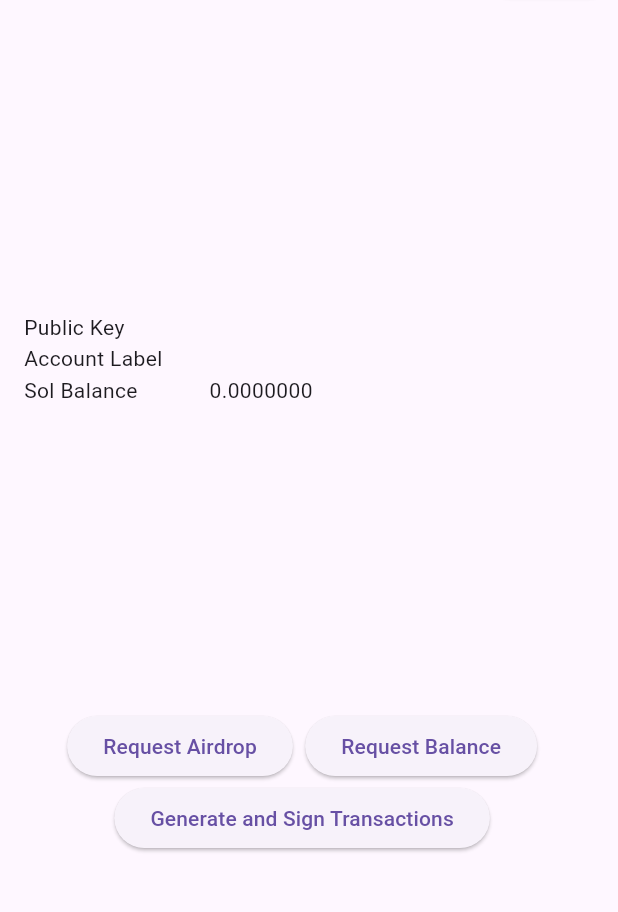
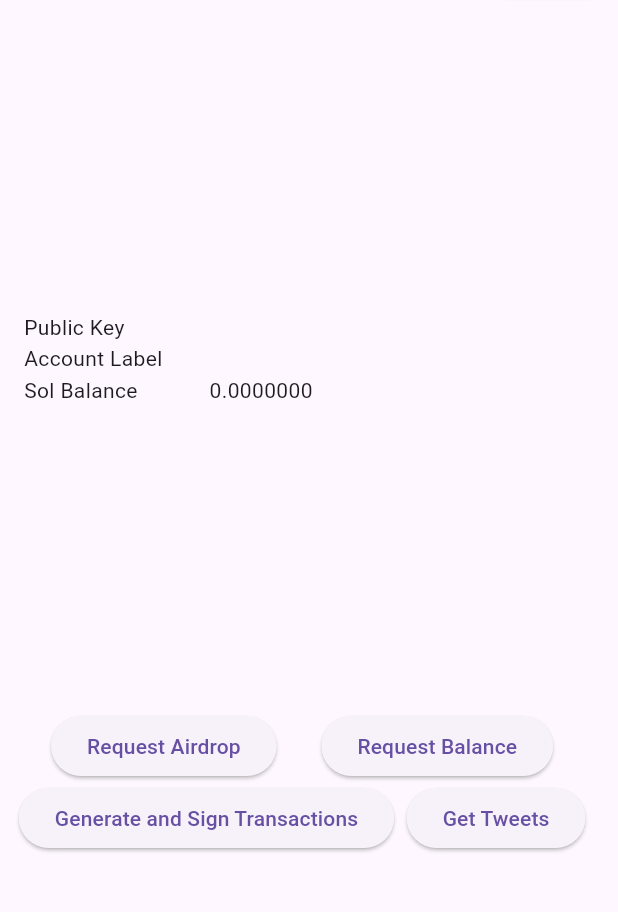
Before and after one commit to violekdev/solana_app, a Flutter app: the screen it shows after launch, after a tap on "Generate and Sign Transactions", on a phone screen of 412 x 824 dp, the part 77-989 px from its top. Run offline on Flutter 3.47's test engine with Material 3 defaults, Android fonts, the light colour scheme and no system bars; our stand-ins replace bloc, flutter_bloc, image_picker; missing offline and left inert: solana, solana_mobile_client; generated files the repository leaves out were written again.

Commit message:
Update home.dart

```diff
--- a/lib/home/view/home.dart
+++ b/lib/home/view/home.dart
@@ -4,7 +4,10 @@ import 'package:flutter/material.dart';
 import 'package:solana/base58.dart';
 import 'package:solana/encoder.dart';
 import 'package:solana/solana.dart';
+import 'package:solana_app/home/src/api.dart';
 import 'package:solana_mobile_client/solana_mobile_client.dart';
+
+Workspace workspace = Workspace();
 
 class SolanaHomeView extends StatefulWidget {
   const SolanaHomeView({super.key});
@@ -29,9 +32,9 @@ class _SolanaHomeViewState extends State<SolanaHomeView> {
     (() async {
       _result = null;
       if (!await LocalAssociationScenario.isAvailable()) {
-        print('No MWA Compatible wallet available; please install a wallet');
+        debugPrint('No MWA Compatible wallet available; please install a wallet');
       } else {
-        print('FOUND MWA WALLET');
+        debugPrint('FOUND MWA WALLET');
         await authorizeUser();
         await getSOLBalance();
       }
@@ -139,9 +142,9 @@ class _SolanaHomeViewState extends State<SolanaHomeView> {
     localScenario.startActivityForResult(null).ignore();
     final client = await localScenario.start();
     final reAuth = await client.reauthorize(
-      identityUri: Uri.parse('https://solana.com'),
+      identityUri: Uri.parse('https://solana.apmink.com'),
       iconUri: Uri.parse('favicon.ico'),
-      identityName: 'Solana',
+      identityName: 'Solana App by Apmink',
       authToken: _result!.authToken,
     );
 
@@ -177,9 +180,17 @@ class _SolanaHomeViewState extends State<SolanaHomeView> {
 
       await localScenario.close();
 
-      print(
+      debugPrint(
         'TRANSACTION SIGNATURE: https://solscan.io/tx/${base58encode(result.signatures[0])}?cluster=devnet',
       );
+    }
+  }
+
+  Future<void> getTweetsFromWorkspace() async {
+    try {
+      await workspace.getTweet(solanaClient, _result!);
+    } catch (e) {
+      debugPrint('$e');
     }
   }
 
@@ -247,6 +258,10 @@ class _SolanaHomeViewState extends State<SolanaHomeView> {
                   onPressed: generateAndSignTransaction,
                   child: const Text('Generate and Sign Transactions'),
                 ),
+                ElevatedButton(
+                  onPressed: getTweetsFromWorkspace,
+                  child: const Text('Get Tweets'),
+                ),
                 // if (_result != null) ElevatedButton(
                 //   onPressed:() => workspace.getTweet(solanaClient, _result!),
                 //   child: const Text('Get Tweet'),
@@ -261,99 +276,96 @@ class _SolanaHomeViewState extends State<SolanaHomeView> {
   }
 }
 
-// ElevatedButton(
-//                 onPressed: () async {
-//                   /// step 1
-//                   final localScenario = await LocalAssociationScenario.create();
+// class GetMintDataFormWidget extends StatefulWidget {
+//   const GetMintDataFormWidget({
+//     required this.client,
+//     required this.result,
+//     required this.solanaClient,
+//     super.key,
+//   });
 
-//                   /// step 2
-//                   localScenario.startActivityForResult(null).ignore();
+//   final AuthorizationResult result;
+//   final MobileWalletAdapterClient client;
+//   final SolanaClient solanaClient;
 
-//                   /// step 3
-//                   final client = await localScenario.start();
+//   @override
+//   State<GetMintDataFormWidget> createState() => _GetMintDataFormWidgetState();
+// }
 
-//                   /// step 4
-//                   final result = await client.authorize(
-//                     identityUri: Uri.parse('https://solana.com'),
-//                     iconUri: Uri.parse('favicon.ico'),
-//                     identityName: 'Solana',
-//                     cluster: 'devnet',
-//                   );
+// class _GetMintDataFormWidgetState extends State<GetMintDataFormWidget> {
+//   final int lamportsPerSol = 1000000000;
+//   Uint8List pickedImageFile = Uint8List(0);
 
-//                   /// step 5
-//                   await localScenario.close();
+//   String mintData = '';
 
-//                   setState(() {
-//                     _result = result;
-//                   });
-//                 },
-//                 child: const Text('Authorize'),
-//               ),
-//               ElevatedButton(
-//                 onPressed: () async {
-//                   try {
-//                     await solanaClient.requestAirdrop(
-//                       /// Ed25519HDPublicKey is the main class that represents public
-//                       /// key in the solana dart library
-//                       address: Ed25519HDPublicKey(
-//                         _result!.publicKey.toList(),
-//                       ),
-//                       lamports: 1 * lamportsPerSol,
-//                     );
-//                   } catch (e) {
-//                     print('$e');
-//                   }
-//                 },
-//                 child: const Text('Request Airdrop'),
-//               ),
-//               ElevatedButton(
-//                 onPressed: () async {
-//                   final localScenario = await LocalAssociationScenario.create();
-//                   localScenario.startActivityForResult(null).ignore();
-//                   final client = await localScenario.start();
-//                   final reAuth = await client.reauthorize(
-//                     identityUri: Uri.parse('https://solana.com'),
-//                     iconUri: Uri.parse('favicon.ico'),
-//                     identityName: 'Solana',
-//                     authToken: _result!.authToken,
-//                   );
+//   TextEditingController addressController = TextEditingController();
 
-//                   if (reAuth != null) {
-//                     /// create Memo Program Transaction
-//                     final instruction = MemoInstruction(
-//                       signers: [Ed25519HDPublicKey(_result!.publicKey.toList())],
-//                       memo: 'Example memo',
-//                     );
+//   final _formKey = GlobalKey<FormState>();
 
-//                     final signature = Signature(
-//                       List.filled(64, 0),
-//                       publicKey: Ed25519HDPublicKey(
-//                         _result!.publicKey.toList(),
-//                       ),
-//                     );
+//   @override
+//   void dispose() {
+//     addressController.dispose();
+//     super.dispose();
+//   }
 
-//                     final blockhash = await solanaClient.rpcClient.getLatestBlockhash().then((it) => it.value.blockhash);
+//   void onSubmit() {
+//     if (_formKey.currentState!.validate()) {
+//       getMintData();
+//     }
+//   }
 
-//                     final txn = SignedTx(
-//                       signatures: [signature],
-//                       compiledMessage: Message.only(instruction).compile(
-//                         recentBlockhash: blockhash,
-//                         feePayer: Ed25519HDPublicKey(
-//                           _result!.publicKey.toList(),
-//                         ),
-//                       ),
-//                     );
+//   Future<void> getMintData() async {
+//     try {
+//       // final localScenario = await LocalAssociationScenario.create();
+//       // localScenario.startActivityForResult(null).ignore();
+//       // final client = await localScenario.start();
+//       // final reAuth = await client.reauthorize(
+//       //   identityUri: Uri.parse('https://solana.apmink.com'),
+//       //   iconUri: Uri.parse('favicon.ico'),
+//       //   identityName: 'Solana App by Apmink',
+//       //   authToken: widget.result.authToken,
+//       // );
 
-//                     final result = await client.signAndSendTransactions(
-//                       transactions: [Uint8List.fromList(txn.toByteArray().toList())],
-//                     );
+//       debugPrint(addressController.text);
+//       // if (reAuth != null) {
+//       final result = await widget.solanaClient.rpcClient.(
+//         address: Ed25519HDPublicKey.fromBase58(addressController.text),
+//       );
 
-//                     await localScenario.close();
+//       setState(() {
+//         mintData = result.toString();
+//       });
 
-//                     print(
-//                       'TRANSACTION SIGNATURE: https://solscan.io/tx/${base58encode(result.signatures[0])}?cluster=devnet',
-//                     );
-//                   }
-//                 },
-//                 child: const Text('Generate and Sign Transactions'),
-//               ),
+//       // await localScenario.close();
+
+//       debugPrint(result.toString());
+//       // }
+//     } catch (e) {
+//       debugPrint(e.toString());
+//     }
+//   }
+
+//   @override
+//   Widget build(BuildContext context) {
+//     // final screenSize = MediaQuery.of(context).size;
+//     return Center(
+//       child: Form(
+//         key: _formKey,
+//         child: Column(
+//           mainAxisAlignment: MainAxisAlignment.center,
+//           children: [
+//             TextField(
+//               decoration: const InputDecoration(hintText: 'Mint Address'),
+//               controller: addressController,
+//             ),
+//             ElevatedButton(
+//               onPressed: onSubmit,
+//               child: const Text('Get Data'),
+//             ),
+//             if (mintData.isNotEmpty) Text(mintData),
+//           ],
+//         ),
+//       ),
+//     );
+//   }
+// }
```
